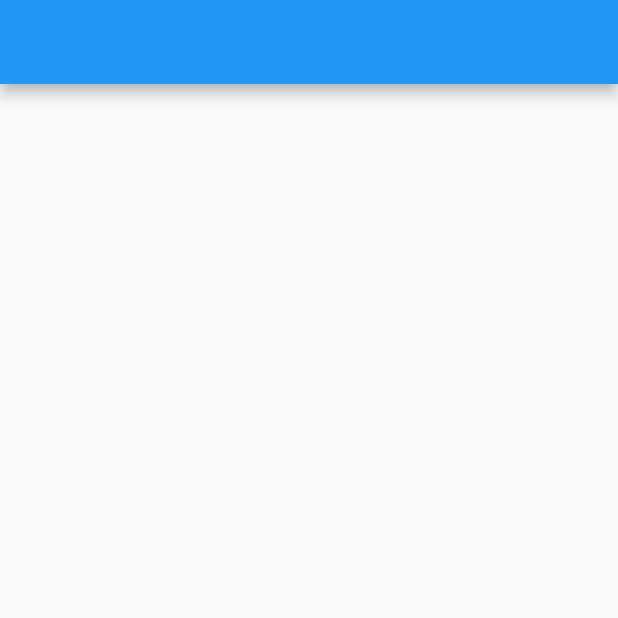
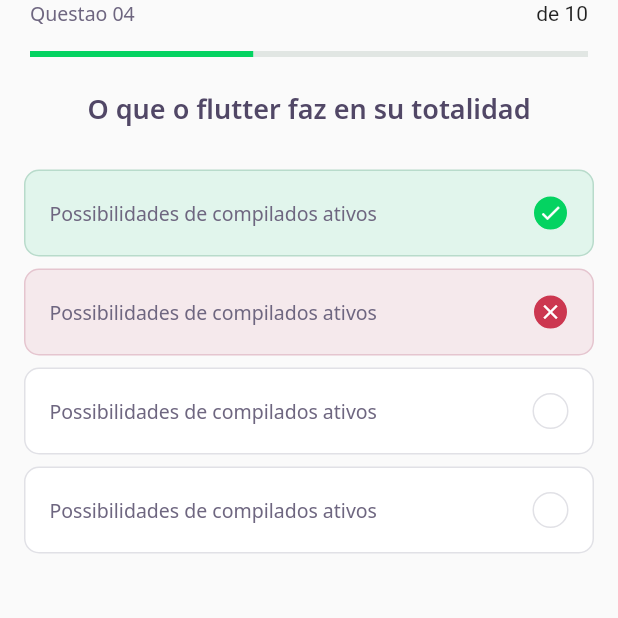
Before and after one commit to maiconcrespo/devquiz, a Flutter app: the screen it shows after launch, on a phone screen of 412 x 824 dp, the top half of it. Run offline on Flutter 3.47's test engine with Material 2 defaults, Android fonts, the phone set to English and light mode, and no system bars; our stand-ins replace google_fonts.

Commit message:
termino UI QuizAnswer  page

```diff
--- a/lib/challenge/challenge_page.dart
+++ b/lib/challenge/challenge_page.dart
@@ -1,3 +1,5 @@
+import 'package:DevQuiz/challenge/widgets/question_indicator_widget.dart';
+import 'package:DevQuiz/challenge/widgets/quizz_widget/quizz_widget.dart';
 import 'package:flutter/material.dart';
 
 class ChallengePage extends StatefulWidget {
@@ -9,10 +11,11 @@ class _ChallengePageState extends State<ChallengePage> {
   @override
   Widget build(BuildContext context) {
     return Scaffold(
-      appBar: AppBar(
-        title: Text(''),
+      appBar: PreferredSize(
+        child: SafeArea(child: QuestionIndicatorWidget()),
+        preferredSize: Size.fromHeight(60),
       ),
-      body: Container(),
+      body: QuizzWidget(title: 'O que o flutter faz en su totalidad'),
     );
   }
 }
--- /dev/null
+++ b/lib/challenge/widgets/aswer_widget/answer_widget.dart
@@ -0,0 +1,76 @@
+import 'package:DevQuiz/core/app_colors.dart';
+import 'package:DevQuiz/core/app_text_styles.dart';
+import 'package:flutter/material.dart';
+
+class AnswerWidget extends StatelessWidget {
+  final String title;
+  final bool isRight;
+  final bool isSelected;
+  const AnswerWidget({
+    Key? key,
+    required this.title,
+    this.isRight = false,
+    this.isSelected = false,
+  }) : super(key: key);
+
+  Color get _selectedColorRight =>
+      isRight ? AppColors.darkGreen : AppColors.darkRed;
+
+  Color get _selectedBorderRight =>
+      isRight ? AppColors.lightGreen : AppColors.lightRed;
+
+  Color get _selectedColorCardRight =>
+      isRight ? AppColors.lightGreen : AppColors.lightRed;
+
+  Color get _selectedBorderCardRight =>
+      isRight ? AppColors.green : AppColors.red;
+
+  TextStyle get _selectedTextStyleRight =>
+      isRight ? AppTextStyles.bodyDarkGreen : AppTextStyles.bodyDarkRed;
+
+  IconData get _selectedIconRight => isRight ? Icons.check : Icons.close;
+
+  @override
+  Widget build(BuildContext context) {
+    return Padding(
+      padding: const EdgeInsets.symmetric(horizontal: 16, vertical: 4),
+      child: Container(
+        padding: EdgeInsets.all(16),
+        decoration: BoxDecoration(
+            color: isSelected ? _selectedColorCardRight : AppColors.white,
+            borderRadius: BorderRadius.circular(10),
+            border: Border.fromBorderSide(BorderSide(
+                color:
+                    isSelected ? _selectedBorderCardRight : AppColors.border))),
+        child: Row(
+          children: [
+            Expanded(
+              child: Text(
+                title,
+                style: AppTextStyles.body,
+              ),
+            ),
+            Container(
+              width: 24,
+              height: 24,
+              decoration: BoxDecoration(
+                  color: isSelected ? _selectedColorRight : AppColors.white,
+                  borderRadius: BorderRadius.circular(50),
+                  border: Border.fromBorderSide(BorderSide(
+                      color: isSelected
+                          ? _selectedBorderRight
+                          : AppColors.border))),
+              child: isSelected
+                  ? Icon(
+                      _selectedIconRight,
+                      size: 16,
+                      color: Colors.white,
+                    )
+                  : null,
+            )
+          ],
+        ),
+      ),
+    );
+  }
+}
--- a/lib/challenge/widgets/question_indicator_widget.dart
+++ b/lib/challenge/widgets/question_indicator_widget.dart
@@ -1,13 +1,28 @@
+import 'package:DevQuiz/core/core.dart';
+import 'package:DevQuiz/shared/widgets/progress_indicator_widget.dart';
 import 'package:flutter/material.dart';
 
 class QuestionIndicatorWidget extends StatelessWidget {
   @override
   Widget build(BuildContext context) {
     return Container(
+      padding: EdgeInsets.symmetric(horizontal: 20),
       child: Column(
         children: [
-          Text('Questao 04'),
-          Text('de 10'),
+          Row(
+            mainAxisAlignment: MainAxisAlignment.spaceBetween,
+            children: [
+              Text(
+                'Questao 04 ',
+                style: AppTextStyles.body,
+              ),
+              Text('de 10'),
+            ],
+          ),
+          SizedBox(height: 16),
+          ProgressIndicatorWidget(
+            value: 0.4,
+          ),
         ],
       ),
     );
--- /dev/null
+++ b/lib/challenge/widgets/quizz_widget/quizz_widget.dart
@@ -0,0 +1,39 @@
+import 'package:DevQuiz/challenge/widgets/aswer_widget/answer_widget.dart';
+import 'package:DevQuiz/core/app_text_styles.dart';
+import 'package:flutter/material.dart';
+
+class QuizzWidget extends StatelessWidget {
+  final String title;
+  const QuizzWidget({
+    Key? key,
+    required this.title,
+  }) : super(key: key);
+  @override
+  Widget build(BuildContext context) {
+    return Container(
+      child: Column(
+        children: [
+          Text(
+            title,
+            style: AppTextStyles.heading,
+          ),
+          SizedBox(
+            height: 24,
+          ),
+          AnswerWidget(
+            title: 'Possibilidades de compilados ativos',
+            isRight: true,
+            isSelected: true,
+          ),
+          AnswerWidget(
+            title: 'Possibilidades de compilados ativos',
+            isRight: false,
+            isSelected: true,
+          ),
+          AnswerWidget(title: 'Possibilidades de compilados ativos'),
+          AnswerWidget(title: 'Possibilidades de compilados ativos'),
+        ],
+      ),
+    );
+  }
+}
--- a/lib/home/widget/quiz_card/quiz_card_widget.dart
+++ b/lib/home/widget/quiz_card/quiz_card_widget.dart
@@ -1,6 +1,7 @@
 import 'package:DevQuiz/core/app_colors.dart';
 import 'package:DevQuiz/core/app_images.dart';
 import 'package:DevQuiz/core/app_text_styles.dart';
+import 'package:DevQuiz/shared/widgets/progress_indicator_widget.dart';
 import 'package:flutter/material.dart';
 
 class QuizCardWidget extends StatelessWidget {
@@ -40,11 +41,8 @@ class QuizCardWidget extends StatelessWidget {
                 ),
                 Expanded(
                   flex: 5,
-                  child: LinearProgressIndicator(
+                  child: ProgressIndicatorWidget(
                     value: 0.3,
-                    backgroundColor: AppColors.chartSecondary,
-                    valueColor:
-                        AlwaysStoppedAnimation<Color>(AppColors.chartPrimary),
                   ),
                 )
               ],
--- /dev/null
+++ b/lib/shared/widgets/progress_indicator_widget.dart
@@ -0,0 +1,17 @@
+import 'package:DevQuiz/core/app_colors.dart';
+import 'package:flutter/material.dart';
+
+class ProgressIndicatorWidget extends StatelessWidget {
+  final double value;
+
+  const ProgressIndicatorWidget({Key? key, required this.value})
+      : super(key: key);
+  @override
+  Widget build(BuildContext context) {
+    return LinearProgressIndicator(
+      value: value,
+      backgroundColor: AppColors.chartSecondary,
+      valueColor: AlwaysStoppedAnimation<Color>(AppColors.chartPrimary),
+    );
+  }
+}
```
